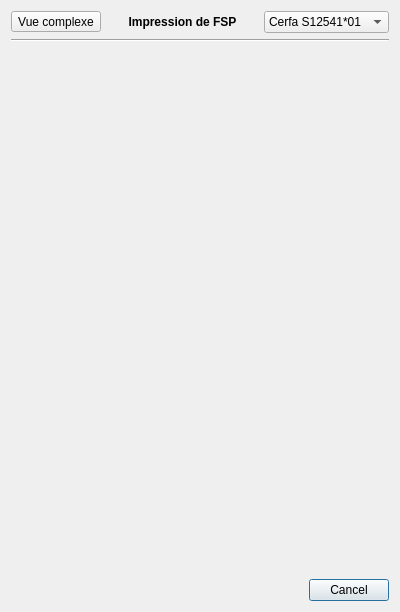
First picture: the form in plugins/toolsplugin/fsp/fspprinterdialog.ui, repository FreeHealth/freehealth, before the edit.
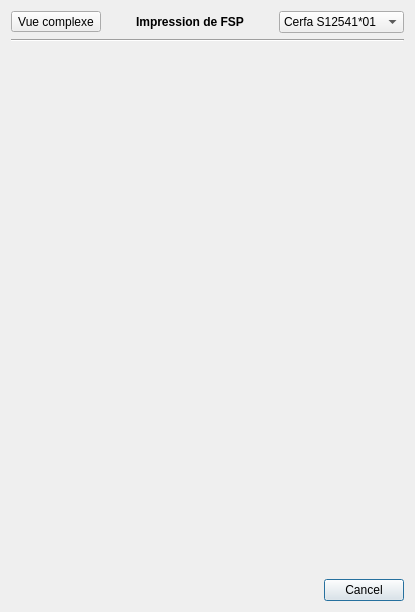
Second picture: the form after the edit.

What changed in the file:
```diff
--- a/plugins/toolsplugin/fsp/fspprinterdialog.ui
+++ b/plugins/toolsplugin/fsp/fspprinterdialog.ui
@@ -6,7 +6,7 @@
    <rect>
     <x>0</x>
     <y>0</y>
-    <width>400</width>
+    <width>415</width>
     <height>612</height>
    </rect>
   </property>
@@ -34,7 +34,7 @@
        <rect>
         <x>0</x>
         <y>0</y>
-        <width>376</width>
+        <width>391</width>
         <height>500</height>
        </rect>
       </property>
```
Left out of the diff: 4 changed lines with no effect on the pictures.
